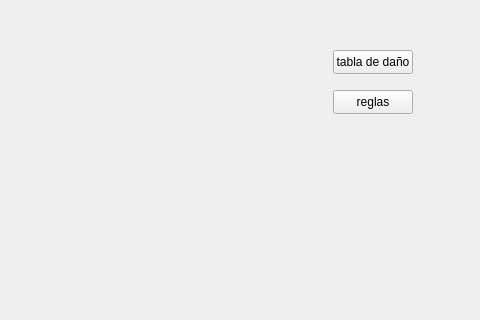
Above: partida.ui from marilin-99/TrabajoPractico before the change; both pictures show x 687 to 1167 and y 0 to 320 of the 1167 by 699 pixel window. Below: the same form after it.
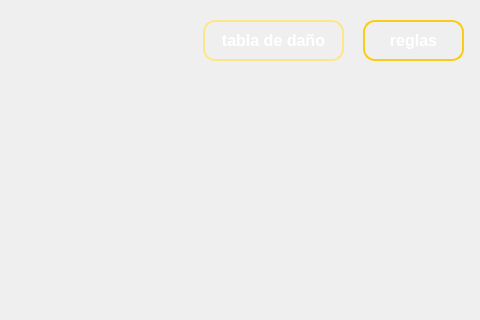
That is the form after the change. Icons and pictures are not drawn.

What changed in the file:
```diff
--- a/partida.ui
+++ b/partida.ui
@@ -317,12 +317,47 @@
    <widget class="QPushButton" name="tabla_danio">
     <property name="geometry">
      <rect>
-      <x>1020</x>
-      <y>50</y>
-      <width>80</width>
-      <height>24</height>
+      <x>890</x>
+      <y>20</y>
+      <width>141</width>
+      <height>41</height>
      </rect>
     </property>
+    <property name="styleSheet">
+     <string notr="true">QPushButton {
+    background: qlineargradient(
+        x1:0, y1:0,
+        x2:0, y2:1,
+        stop:0 #10b981,
+        stop:1 #065f46
+    );
+
+    color: white;
+
+    border: 2px solid #fde68a;
+    border-radius: 12px;
+
+    font-size: 16px;
+    font-weight: bold;
+
+    padding: 8px;
+}
+
+QPushButton:hover {
+    background: qlineargradient(
+        x1:0, y1:0,
+        x2:0, y2:1,
+        stop:0 #34d399,
+        stop:1 #047857
+    );
+
+    border: 2px solid white;
+}
+
+QPushButton:pressed {
+    background: #064e3b;
+}</string>
+    </property>
     <property name="text">
      <string>tabla de daño</string>
     </property>
@@ -330,12 +365,47 @@
    <widget class="QPushButton" name="reglas">
     <property name="geometry">
      <rect>
-      <x>1020</x>
-      <y>90</y>
-      <width>80</width>
-      <height>24</height>
+      <x>1050</x>
+      <y>20</y>
+      <width>101</width>
+      <height>41</height>
      </rect>
     </property>
+    <property name="styleSheet">
+     <string notr="true">QPushButton {
+    background: qlineargradient(
+        x1:0, y1:0,
+        x2:0, y2:1,
+        stop:0 #4f46e5,
+        stop:1 #312e81
+    );
+
+    color: white;
+
+    border: 2px solid #facc15;
+    border-radius: 12px;
+
+    font-size: 16px;
+    font-weight: bold;
+
+    padding: 8px;
+}
+
+QPushButton:hover {
+    background: qlineargradient(
+        x1:0, y1:0,
+        x2:0, y2:1,
+        stop:0 #6366f1,
+        stop:1 #4338ca
+    );
+
+    border: 2px solid white;
+}
+
+QPushButton:pressed {
+    background: #1e1b4b;
+}</string>
+    </property>
     <property name="text">
      <string>reglas</string>
     </property>
```
